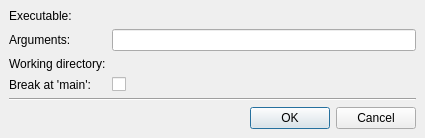
Old version of the form src/plugins/debugger/startexternaldialog.ui in the repository qt-creator/qt-creator.
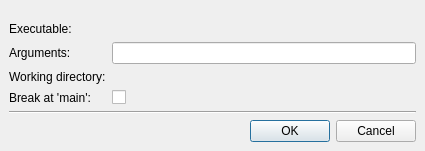
New version of the form. Custom widgets are drawn as their Qt base class.

Commit message: debugger: start using Utils::HistoryCompleter

Patch:
```diff
--- a/src/plugins/debugger/startexternaldialog.ui
+++ b/src/plugins/debugger/startexternaldialog.ui
@@ -7,7 +7,7 @@
     <x>0</x>
     <y>0</y>
     <width>425</width>
-    <height>127</height>
+    <height>151</height>
    </rect>
   </property>
   <property name="windowTitle">
```
Left out of the diff: 2 changed lines with no effect on the pictures. The commit also changes 1 other file.
